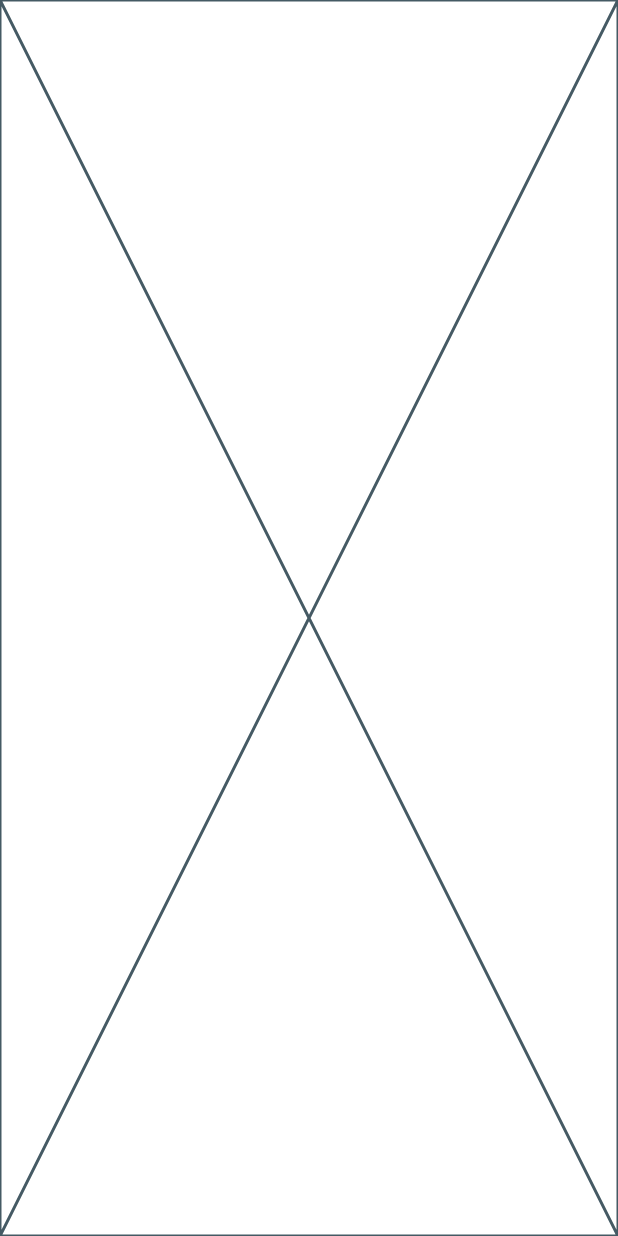
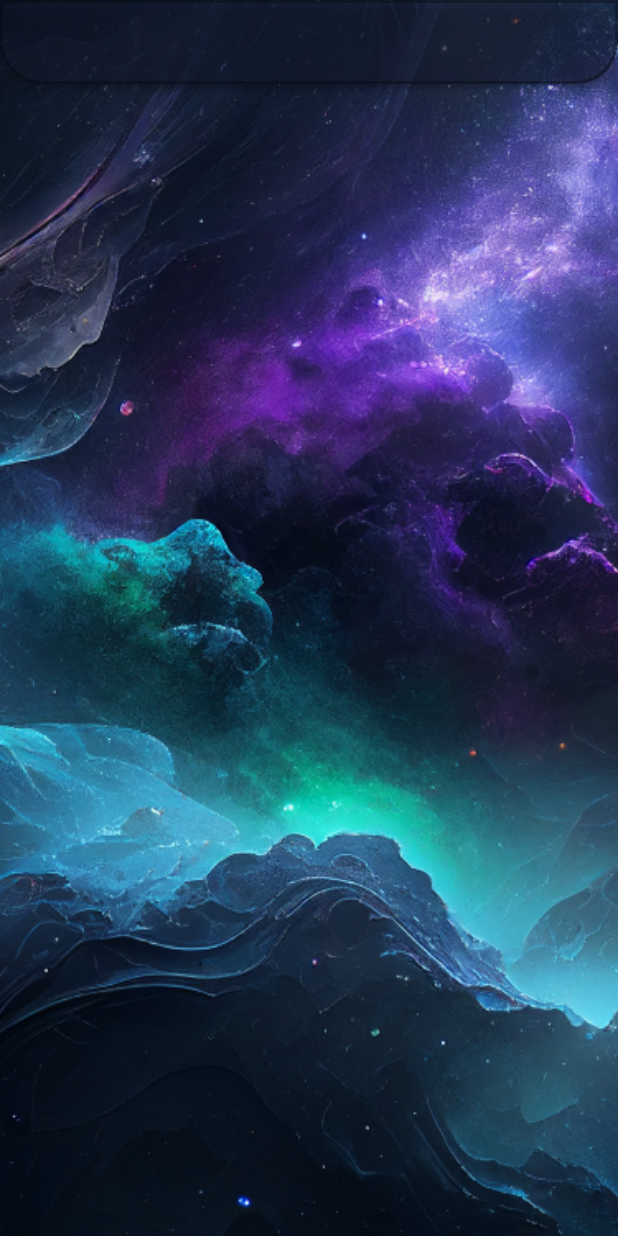
Before and after one commit to Yusufrahimboyev/Cosmic, a Flutter app: the screen it shows after launch, on a phone screen of 412 x 824 dp. Run offline on Flutter 3.47's test engine with Material 3 defaults, Android fonts, the phone set to English and light mode, and no system bars.

Commit message:
appbar color added

```diff
--- a/lib/main.dart
+++ b/lib/main.dart
@@ -2,7 +2,6 @@ import 'package:cosmic_app/router/router_names.dart';
 import 'package:cosmic_app/screens/home/home_screen.dart';
 import 'package:cosmic_app/screens/login/login_screen.dart';
 import 'package:cosmic_app/screens/profile/profile_screen.dart';
-import 'package:cosmic_app/screens/splash/splash_screen.dart';
 import 'package:flutter/material.dart';
 
 void main() {
@@ -17,7 +16,7 @@ class MyApp extends StatelessWidget {
     return MaterialApp(
       title: "Cosmic App",
       debugShowCheckedModeBanner: false,
-      home: const SplashScreen(),
+      home: const HomeScreen(),
       routes: {
         RouterNames.home: (context) => const HomeScreen(),
         RouterNames.login: (context) => const LoginScreen(),
--- a/lib/screens/home/home_screen.dart
+++ b/lib/screens/home/home_screen.dart
@@ -8,12 +8,30 @@ class HomeScreen extends StatelessWidget {
   Widget build(BuildContext context) {
     return Scaffold(
       body: DecoratedBox(
-        decoration: BoxDecoration(
+        decoration: const BoxDecoration(
           image: DecorationImage(
+            fit: BoxFit.cover,
             image: AssetImage(AppImages.backImagesFirst),
           ),
         ),
-        child: SizedBox.expand(),
+        child: Scaffold(
+          backgroundColor: WidgetStateColor.transparent,
+          appBar: AppBar(
+            backgroundColor: const Color(0xff091522).withOpacity(0.4),
+            shadowColor: Colors.black,
+            elevation: 2,
+            shape: RoundedRectangleBorder(
+              borderRadius: const BorderRadius.only(
+                bottomLeft: Radius.circular(28),
+                bottomRight: Radius.circular(28),
+              ),
+              side: BorderSide(
+                width: 2,
+                color: Colors.black.withOpacity(0.3),
+              ),
+            ),
+          ),
+        ),
       ),
     );
   }
--- a/pubspec.yaml
+++ b/pubspec.yaml
@@ -61,7 +61,7 @@ flutter:
   # To add assets to your application, add an assets section, like this:
   assets:
     - assets/images/
-    - assets/images/icons
+    - assets/images/icons/
   # assets:
   #   - images/a_dot_burr.jpeg
   #   - images/a_dot_ham.jpeg
```
